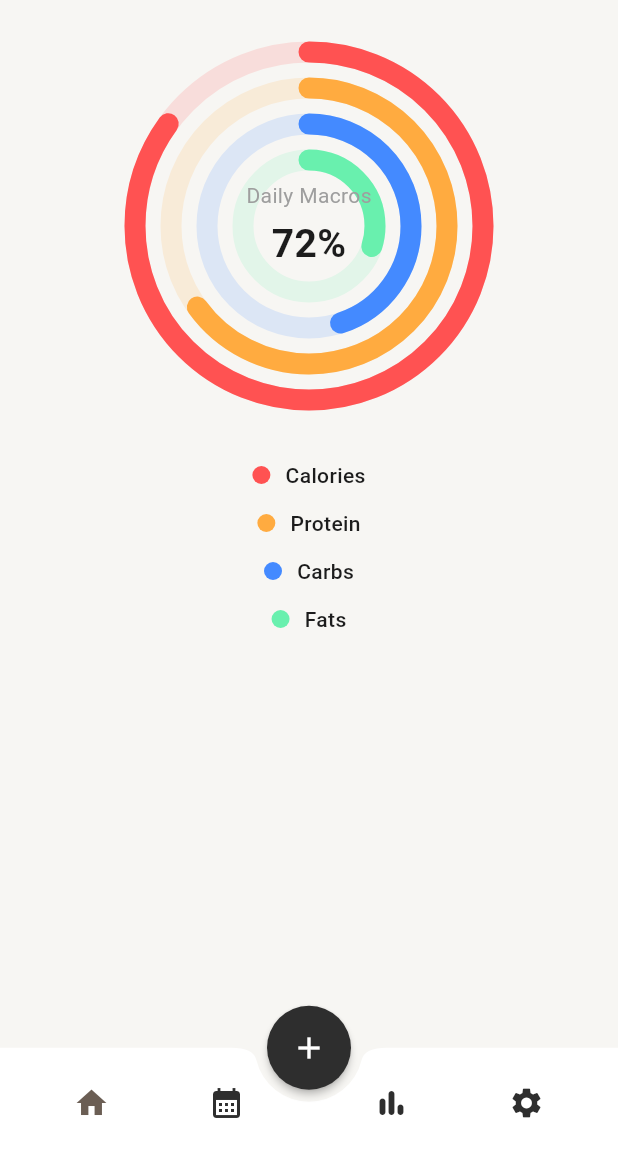
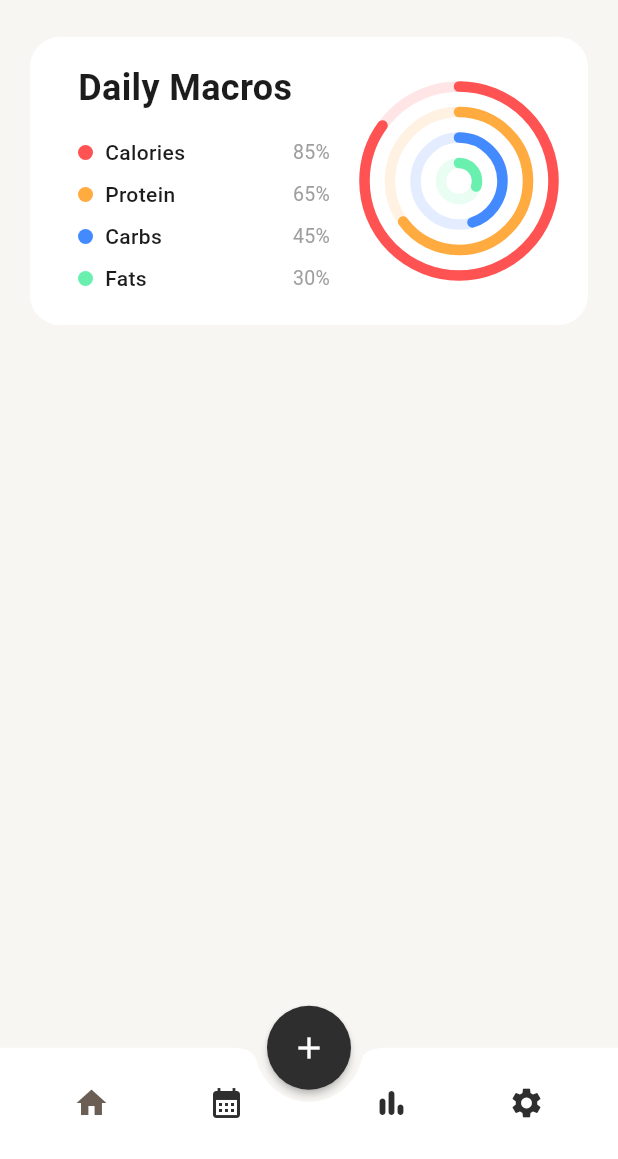
Before and after one commit to Gr8V/FuelIQ, a Flutter app: the screen it shows after launch, after a tap on "Skip", on a phone screen of 412 x 824 dp, the part 77-1236 px from its top. Run offline on Flutter 3.47's test engine with Material 3 defaults, Android fonts, the phone set to English and light mode, and no system bars; our stand-ins replace fl_chart, flutter_local_notifications, font_awesome_flutter, shared_preferences; missing offline and left inert: mobile_scanner.

Commit message:
created new daily macros card on home page

```diff
--- a/fuel_iq/lib/pages/main/details.dart
+++ b/fuel_iq/lib/pages/main/details.dart
@@ -373,7 +373,7 @@ class _DailyDataState extends State<DailyData> {
                         eaten: waterDrunk,
                         goal: dailyWaterTarget,
                         icon: FontAwesomeIcons.glassWater,
-                        colorFill: AppColors.waterColor,
+                        colorFill: Colors.blue,
                       ),
                     ),
 
--- a/fuel_iq/lib/pages/main/home_page.dart
+++ b/fuel_iq/lib/pages/main/home_page.dart
@@ -1,6 +1,7 @@
 import 'dart:math';
 import 'package:flutter/material.dart';
 import 'package:fuel_iq/services/notification_service.dart';
+import 'package:fuel_iq/theme/colors.dart';
 
 class HomePage extends StatelessWidget {
   const HomePage({super.key});
@@ -64,34 +65,59 @@ class HomePage extends StatelessWidget {
               child: Column(
                 children: [
                   SizedBox(
-                    width: 260,
-                    height: 260,
-                    child: CustomPaint(
-                      painter: MacroRingPainter(
-                        macros: const [
-                          MacroRing(0.85, Colors.redAccent),   // Calories
-                          MacroRing(0.65, Colors.orangeAccent),// Protein
-                          MacroRing(0.45, Colors.blueAccent),  // Carbs
-                          MacroRing(0.30, Colors.greenAccent), // Fats
-                        ],
+                    height: 200,
+                    child: Card(
+                      elevation: 0,
+                      shape: RoundedRectangleBorder(
+                        borderRadius: BorderRadius.circular(20),
                       ),
-                      child: const Center(
-                        child: Column(
-                          mainAxisSize: MainAxisSize.min,
+                      child: Padding(
+                        padding: const EdgeInsets.all(16),
+                        child: Row(
                           children: [
-                            Text(
-                              'Daily Macros',
-                              style: TextStyle(
-                                fontSize: 14,
-                                color: Colors.grey,
+                            // 🔹 LEFT: Text / Legend
+                            Expanded(
+                              child: Padding(
+                                padding: const EdgeInsets.symmetric(horizontal: 16.0),
+                                child: Column(
+                                  crossAxisAlignment: CrossAxisAlignment.start,
+                                  mainAxisAlignment: MainAxisAlignment.center,
+                                  children: const [
+                                    Text(
+                                      'Daily Macros',
+                                      style: TextStyle(
+                                        fontSize: 24,
+                                        fontWeight: FontWeight.w700,
+                                      ),
+                                    ),
+                                    SizedBox(height: 12),
+
+                                    _LegendRow('Calories', Colors.redAccent, '85%'),
+                                    _LegendRow('Protein', Colors.orangeAccent, '65%'),
+                                    _LegendRow('Carbs', Colors.blueAccent, '45%'),
+                                    _LegendRow('Fats', Colors.greenAccent, '30%'),
+                                  ],
+                                ),
                               ),
                             ),
-                            SizedBox(height: 4),
-                            Text(
-                              '72%',
-                              style: TextStyle(
-                                fontSize: 26,
-                                fontWeight: FontWeight.bold,
+
+                            // 🔹 RIGHT: Circular Chart
+                            SizedBox(
+                              width: 140,
+                              height: 140,
+                              child: CustomPaint(
+                                painter: MacroRingPainter(
+                                  macros: [
+                                    //Calories Ring
+                                    MacroRing(0.85, AppColors.calorieColor),
+                                    //Protein Ring
+                                    MacroRing(0.65, AppColors.proteinColor),
+                                    //Carbs Ring
+                                    MacroRing(0.45, AppColors.carbsColor),
+                                    //Fats Ring
+                                    MacroRing(0.30, AppColors.fatColor),
+                                  ],
+                                ),
                               ),
                             ),
                           ],
@@ -99,42 +125,8 @@ class HomePage extends StatelessWidget {
                       ),
                     ),
                   ),
-
-                  const SizedBox(height: 20),
-
-                  _legendDot('Calories', Colors.redAccent),
-                  _legendDot('Protein', Colors.orangeAccent),
-                  _legendDot('Carbs', Colors.blueAccent),
-                  _legendDot('Fats', Colors.greenAccent),
                 ],
               ),
-            ),
-          ),
-        ],
-      ),
-    );
-  }
-
-  Widget _legendDot(String label, Color color) {
-    return Padding(
-      padding: const EdgeInsets.symmetric(vertical: 6),
-      child: Row(
-        mainAxisAlignment: MainAxisAlignment.center,
-        children: [
-          Container(
-            width: 12,
-            height: 12,
-            decoration: BoxDecoration(
-              color: color,
-              shape: BoxShape.circle,
-            ),
-          ),
-          const SizedBox(width: 10),
-          Text(
-            label,
-            style: const TextStyle(
-              fontSize: 14,
-              fontWeight: FontWeight.w500,
             ),
           ),
         ],
@@ -152,7 +144,7 @@ class MacroRingPainter extends CustomPainter {
   void paint(Canvas canvas, Size size) {
     final center = size.center(Offset.zero);
     final startAngle = -pi / 2;
-    const thickness = 14.0;
+    const thickness = 7.0;
     const gap = 10.0;
 
     double radius = size.width / 2 - thickness;
@@ -202,3 +194,47 @@ class MacroRing {
 
   const MacroRing(this.value, this.color);
 }
+
+class _LegendRow extends StatelessWidget {
+  final String label;
+  final Color color;
+  final String value;
+
+  const _LegendRow(this.label, this.color, this.value);
+
+  @override
+  Widget build(BuildContext context) {
+    return Padding(
+      padding: const EdgeInsets.symmetric(vertical: 4),
+      child: Row(
+        children: [
+          Container(
+            width: 10,
+            height: 10,
+            decoration: BoxDecoration(
+              color: color,
+              shape: BoxShape.circle,
+            ),
+          ),
+          const SizedBox(width: 8),
+          Expanded(
+            child: Text(
+              label,
+              style: const TextStyle(
+                fontSize: 14,
+                fontWeight: FontWeight.w500,
+              ),
+            ),
+          ),
+          Text(
+            value,
+            style: const TextStyle(
+              fontSize: 13,
+              color: Colors.grey,
+            ),
+          ),
+        ],
+      ),
+    );
+  }
+}
--- a/fuel_iq/lib/pages/main/nutrition.dart
+++ b/fuel_iq/lib/pages/main/nutrition.dart
@@ -387,7 +387,7 @@ class _NutritionState extends State<Nutrition> {
                                     goal: dailyWaterTarget,
                                     size: 48,
                                     bgColor: colorScheme.onSurface.withValues(alpha: 0.1),
-                                    fgColor: AppColors.waterColor,
+                                    fgColor: Colors.blue,
                                     strokeWidth: 3,
                                     icon: FontAwesomeIcons.glassWater,
                                     label: 'Water',
--- a/fuel_iq/lib/pages/nutrition/water.dart
+++ b/fuel_iq/lib/pages/nutrition/water.dart
@@ -3,7 +3,6 @@ import 'package:font_awesome_flutter/font_awesome_flutter.dart';
 import 'package:fuel_iq/globals/user_data.dart';
 import 'package:fuel_iq/models/daily_data.dart';
 import 'package:fuel_iq/utils/utils.dart';
-import 'package:fuel_iq/theme/colors.dart';
 import 'package:provider/provider.dart';
 import 'package:fuel_iq/providers/daily_data_provider.dart';
 class WaterPage extends StatefulWidget {
@@ -89,7 +88,7 @@ class _WaterPageState extends State<WaterPage> {
                       size: 140,
                       bgColor:
                           theme.colorScheme.onSurface.withValues(alpha: 0.1),
-                      fgColor: AppColors.waterColor,
+                      fgColor: Colors.blue,
                       icon: FontAwesomeIcons.glassWater,
                       strokeWidth: 7,
                       label: 'Water',
--- a/fuel_iq/lib/theme/colors.dart
+++ b/fuel_iq/lib/theme/colors.dart
@@ -39,8 +39,8 @@ class AppColors {
   // Macronutrients (Muted & Premium)
   // =========================
 
-  static const proteinColor = Color(0xFFC0392B); // deep iron red
-  static const carbsColor = Color(0xFFD4A017);   // grain gold
-  static const fatColor = Color(0xFF7E8C8D);     // steel grey
-  static const waterColor = Color(0xFF5DADE2);   // subtle hydration (only blue allowed)
+  static const calorieColor = Color(0xFFFF5252);
+  static const proteinColor = Color(0xFFFFAB40); // deep iron red
+  static const carbsColor = Color(0xFF448AFF);   // grain gold
+  static const fatColor = Color(0xFF69F0AE);     // steel grey   // subtle hydration (only blue allowed)
 }
```
